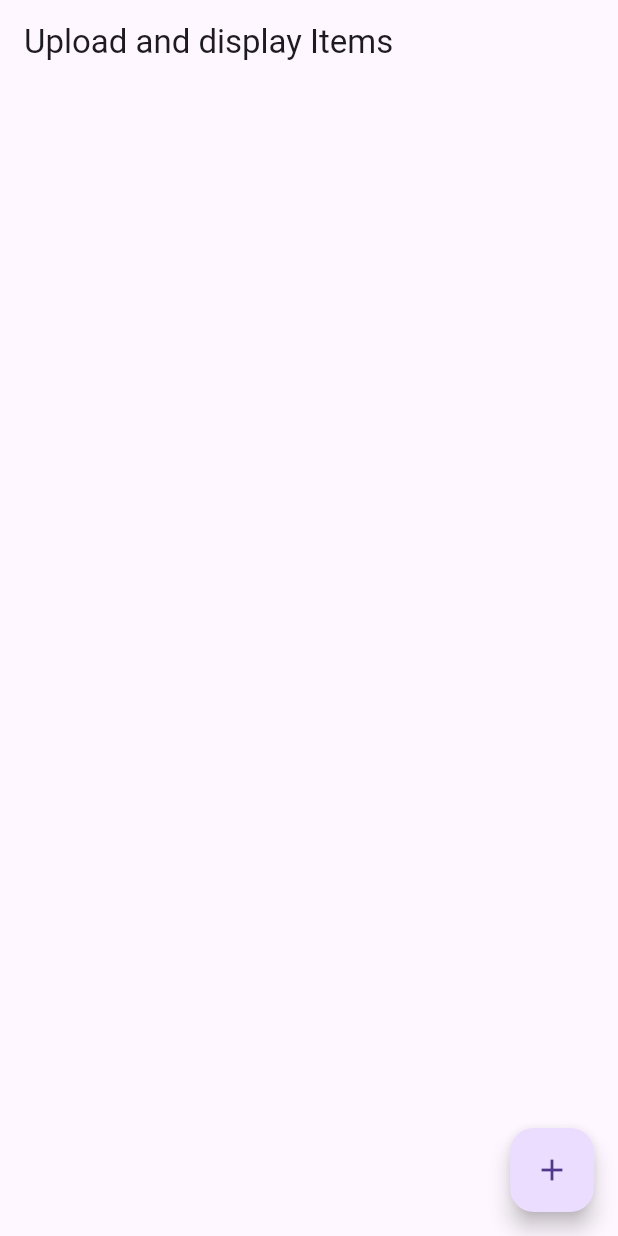
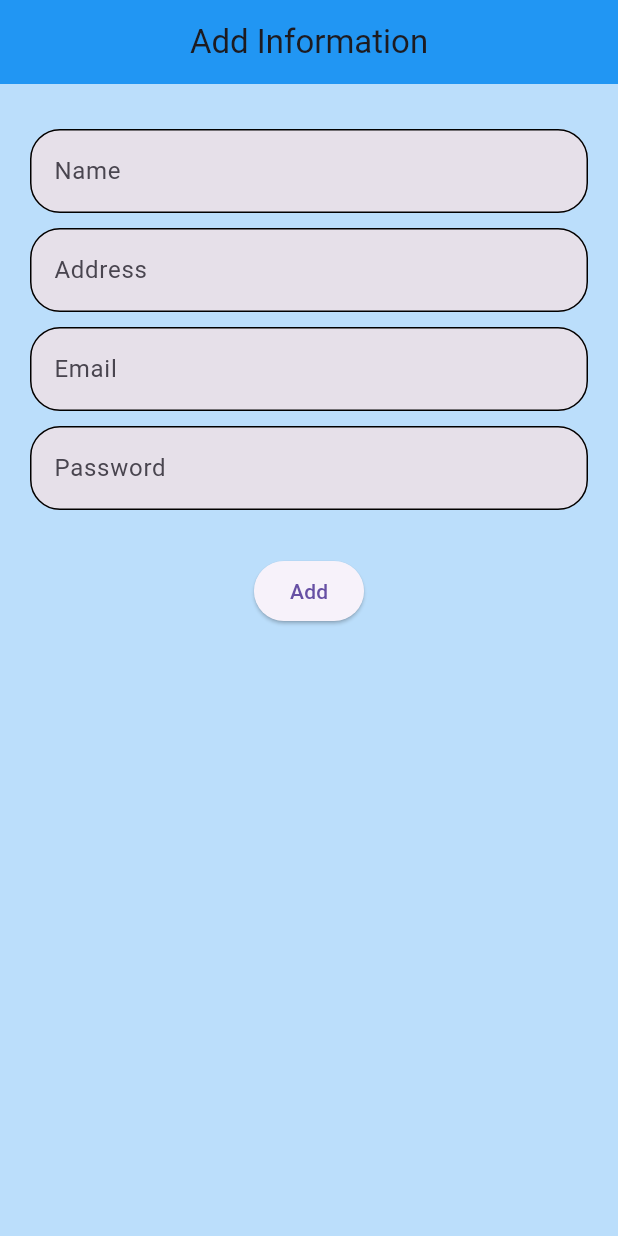
Before and after one commit to Nabinji/firebase_display, a Flutter app: the screen it shows after launch, on a phone screen of 412 x 824 dp. Run offline on Flutter 3.47's test engine with Material 3 defaults, Android fonts, the light colour scheme and no system bars; our stand-ins replace carousel_slider, cloud_firestore, firebase_auth, firebase_core, firebase_database, firebase_storage and 2 more; accounts and stored records are empty.

Commit message:
real time

```diff
--- a/lib/CRUD/crude_operation.dart
+++ b/lib/CRUD/crude_operation.dart
@@ -1,6 +1,5 @@
 import 'package:cloud_firestore/cloud_firestore.dart';
 import 'package:flutter/material.dart';
-import 'package:image_picker/image_picker.dart';
 
 class CRUDEoperation extends StatefulWidget {
   const CRUDEoperation({super.key});
--- a/lib/main.dart
+++ b/lib/main.dart
@@ -1,5 +1,5 @@
 import 'package:firebase_core/firebase_core.dart';
-import 'package:firebase_display/Upload%20Image%20&%20Data%20in%20FirebaseStorage/upload_file.dart';
+import 'package:firebase_display/real_time_database.dart';
 import 'package:flutter/material.dart';
 
 Future<void> main() async {
@@ -16,7 +16,7 @@ class MyApp extends StatelessWidget {
   Widget build(BuildContext context) {
     return const MaterialApp(
       debugShowCheckedModeBanner: false,
-      home: UploadImageAndMore(),
+      home: RealTimeDatabase(),
     );
   }
 }
--- /dev/null
+++ b/lib/real_time_database.dart
@@ -0,0 +1,107 @@
+import 'package:firebase_database/firebase_database.dart';
+import 'package:flutter/material.dart';
+
+class RealTimeDatabase extends StatefulWidget {
+  const RealTimeDatabase({super.key});
+
+  @override
+  State<RealTimeDatabase> createState() => _RealTimeDatabaseState();
+}
+
+final nameController = TextEditingController();
+final addressController = TextEditingController();
+final emailController = TextEditingController();
+final passwordController = TextEditingController();
+final databaseReference = FirebaseDatabase.instance.ref("StoreData");
+
+class _RealTimeDatabaseState extends State<RealTimeDatabase> {
+  @override
+  Widget build(BuildContext context) {
+    return Scaffold(
+      backgroundColor: Colors.blue[100],
+      appBar: AppBar(
+        backgroundColor: Colors.blue,
+        centerTitle: true,
+        title: const Text("Add Information"),
+      ),
+      body: Column(
+        children: [
+          const SizedBox(
+            height: 25,
+          ),
+          commonTestField("Name", nameController, false),
+          commonTestField("Address", addressController, false),
+          commonTestField("Email", emailController, false),
+          commonTestField("Password", passwordController, true),
+          const SizedBox(
+            height: 25,
+          ),
+          ElevatedButton(
+            onPressed: () {
+              // Check if any of the text fields are emply?
+              if (nameController.text.isEmpty ||
+                  addressController.text.isEmpty ||
+                  emailController.text.isEmpty ||
+                  passwordController.text.isEmpty) {
+                ScaffoldMessenger.of(context).showSnackBar(const SnackBar(
+                  content: Text(
+                    "Please enter all fields",
+                  ),
+                  duration: Duration(seconds: 2),
+                ));
+                return; //Don't proceed with adding data
+              }
+
+              // when we have click the add button this items are added in database
+              databaseReference
+                  .child(DateTime.now().microsecond.toString())
+                  .child("Details")
+                  .set({
+                'name': nameController.text.toString(),
+                'address': addressController.text.toString(),
+                'email': emailController.text.toString(),
+                'password': passwordController.text.toString(),
+                'id': DateTime.now()
+                    .microsecond
+                    .toString(), // every times id is unique
+              });
+              // Cear text controllers
+              nameController.clear();
+              addressController.clear();
+              passwordController.clear();
+              emailController.clear();
+              // For Dismiss the keybord after addint items
+              FocusScope.of(context).unfocus();
+            },
+            child: const Text("Add"),
+          )
+        ],
+      ),
+    );
+  }
+
+  Padding commonTestField(hint, controller, hide) {
+    return Padding(
+      padding: const EdgeInsets.symmetric(horizontal: 20, vertical: 5),
+      child: TextFormField(
+        controller: controller,
+        obscureText: hide,
+        decoration: InputDecoration(
+            hintText: hint,
+            filled: true,
+            focusedBorder: OutlineInputBorder(
+                borderRadius: BorderRadius.circular(20),
+                borderSide: const BorderSide(
+                  color: Colors.red,
+                  width: 2,
+                )),
+            enabledBorder: OutlineInputBorder(
+                borderRadius: BorderRadius.circular(20),
+                borderSide: const BorderSide(
+                  color: Colors.black,
+                  width: 1,
+                ))),
+      ),
+    );
+  }
+}
--- a/pubspec.yaml
+++ b/pubspec.yaml
@@ -35,13 +35,13 @@ dependencies:
   # Use with the CupertinoIcons class for iOS style icons.
   cupertino_icons: ^1.0.2
   firebase_core: ^2.7.1
+  firebase_database: ^10.1.0
   firebase_storage: ^11.0.15
   cloud_firestore: ^4.4.5
   image_picker: ^1.0.4
   firebase_auth: ^4.3.0
   google_sign_in: ^6.0.2
   shared_preferences: ^2.0.20
-  firebase_database: ^10.1.0
   carousel_slider: ^4.2.1
   url_launcher: ^6.1.12
 
@@ -54,7 +54,7 @@ dev_dependencies:
   # activated in the `analysis_options.yaml` file located at the root of your
   # package. See that file for information about deactivating specific lint
   # rules and activating additional ones.
-  flutter_lints: ^2.0.0
+  flutter_lints: ^3.0.1
 
 # For information on the generic Dart part of this file, see the
 # following page: https://dart.dev/tools/pub/pubspec
```
Also changed, not shown: pubspec.lock, 2 other files.
